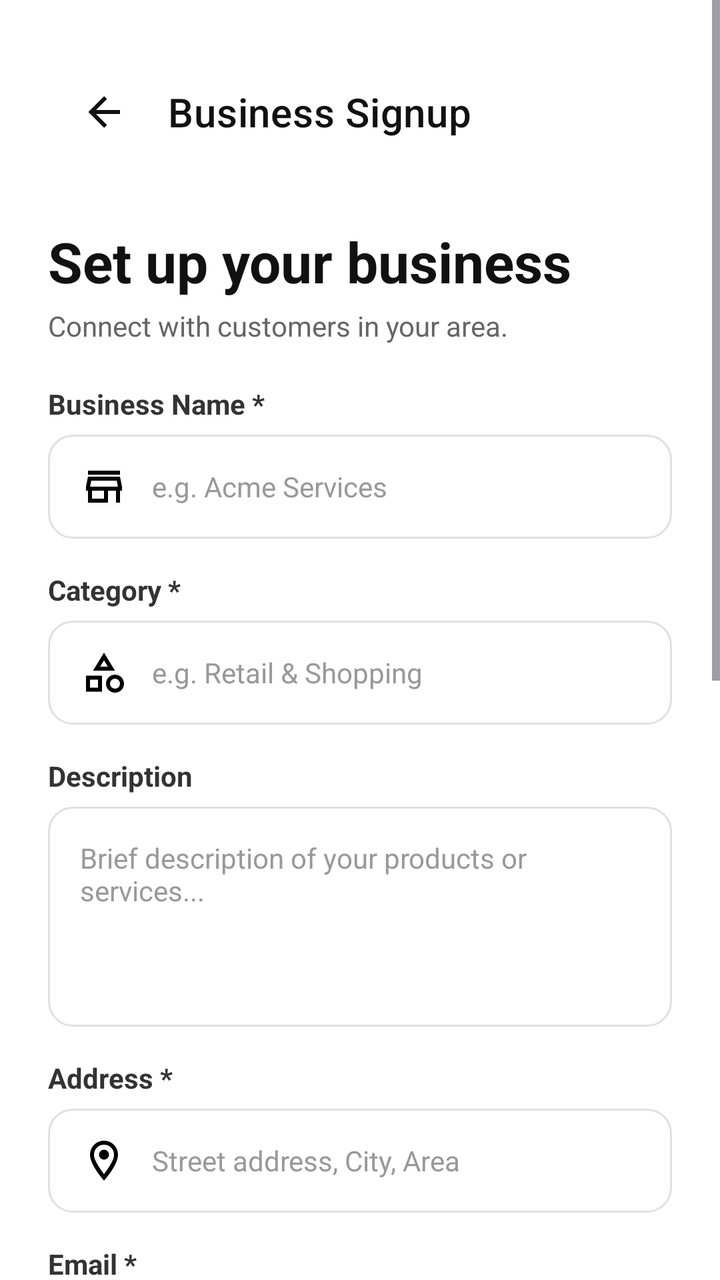
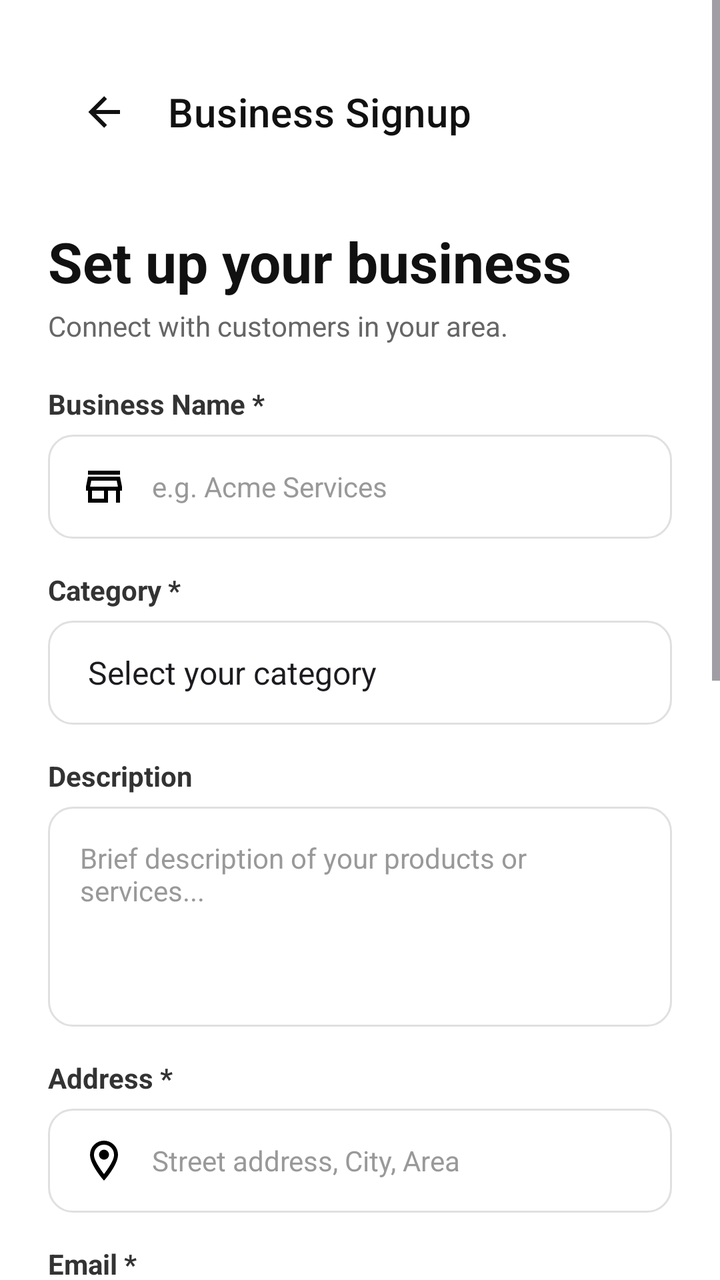

The first picture is an Android layout as it rendered before a commit; the second is the same layout after the commit. The layout source and the unified diff follow.
<!-- AndroidManifest.xml: application theme Theme.GeoConnect -->
<!-- res/layout/activity_business_signup.xml -->
<?xml version="1.0" encoding="utf-8"?>
<ScrollView xmlns:android="http://schemas.android.com/apk/res/android"
    xmlns:app="http://schemas.android.com/apk/res-auto"
    android:layout_width="match_parent"
    android:layout_height="match_parent"
    android:background="#FFFFFF"
    android:fillViewport="true">

    <androidx.constraintlayout.widget.ConstraintLayout
        android:layout_width="match_parent"
        android:layout_height="wrap_content"
        android:padding="24dp">

        
        <TextView
            android:id="@+id/txtHeaderTitle"
            android:layout_width="0dp"
            android:layout_height="wrap_content"
            android:layout_marginTop="24dp"
            android:text="Set up your business"
            android:textColor="#111111"
            android:textSize="28sp"
            android:textStyle="bold"
            app:layout_constraintEnd_toEndOf="parent"
            app:layout_constraintStart_toStartOf="parent"
            app:layout_constraintTop_toBottomOf="@id/toolbar" />

        
        <TextView
            android:id="@+id/txtHeaderSubtitle"
            android:layout_width="0dp"
            android:layout_height="wrap_content"
            android:layout_marginTop="4dp"
            android:text="Connect with customers in your area."
            android:textColor="#666666"
            android:textSize="14sp"
            app:layout_constraintEnd_toEndOf="parent"
            app:layout_constraintStart_toStartOf="parent"
            app:layout_constraintTop_toBottomOf="@id/txtHeaderTitle" />

        <com.google.android.material.appbar.MaterialToolbar
            android:id="@+id/toolbar"
            android:layout_width="0dp"
            android:layout_height="?attr/actionBarSize"
            android:background="@android:color/transparent"
            app:layout_constraintEnd_toEndOf="parent"
            app:layout_constraintHorizontal_bias="0.0"
            app:layout_constraintStart_toStartOf="parent"
            app:layout_constraintTop_toTopOf="parent"
            app:navigationIcon="@drawable/ic_arrow_back"
            app:navigationIconTint="#111111"
            app:title="Business Signup"
            app:titleTextAppearance="@style/TextAppearance.MaterialComponents.Headline6"
            app:titleTextColor="#111111" />

        <TextView
            android:id="@+id/txtErrorMessage"
            android:layout_width="0dp"
            android:layout_height="wrap_content"
            android:layout_marginTop="16dp"
            android:background="#FDE8E8"
            android:padding="12dp"
            android:text="Please fill in all required fields."
            android:textColor="#C53030"
            android:textSize="13sp"
            android:visibility="gone"
            app:layout_constraintEnd_toEndOf="parent"
            app:layout_constraintStart_toStartOf="parent"
            app:layout_constraintTop_toBottomOf="@id/txtHeaderSubtitle" />

        
        <TextView
            android:id="@+id/lblBusinessName"
            android:layout_width="wrap_content"
            android:layout_height="wrap_content"
            android:layout_marginTop="20dp"
            android:text="Business Name *"
            android:textColor="#333333"
            android:textSize="14sp"
            android:textStyle="bold"
            app:layout_constraintStart_toStartOf="parent"
            app:layout_constraintTop_toBottomOf="@id/txtErrorMessage" />

        <EditText
            android:id="@+id/etBusinessName"
            android:layout_width="0dp"
            android:layout_height="52dp"
            android:layout_marginTop="6dp"
            android:background="@drawable/bg_input_field"
            android:drawableStart="@drawable/ic_store"
            android:drawablePadding="12dp"
            android:hint="e.g. Acme Services"
            android:inputType="textCapWords"
            android:paddingHorizontal="16dp"
            android:textColor="#111111"
            android:textColorHint="#999999"
            android:textSize="14sp"
            app:layout_constraintEnd_toEndOf="parent"
            app:layout_constraintStart_toStartOf="parent"
            app:layout_constraintTop_toBottomOf="@id/lblBusinessName" />

        <TextView
            android:id="@+id/lblCategory"
            android:layout_width="wrap_content"
            android:layout_height="wrap_content"
            android:layout_marginTop="16dp"
            android:text="Category *"
            android:textColor="#333333"
            android:textSize="14sp"
            android:textStyle="bold"
            app:layout_constraintStart_toStartOf="parent"
            app:layout_constraintTop_toBottomOf="@id/etBusinessName" />

        <EditText
            android:id="@+id/etCategory"
            android:layout_width="0dp"
            android:layout_height="52dp"
            android:layout_marginTop="6dp"
            android:background="@drawable/bg_input_field"
            android:drawableStart="@drawable/ic_shapes"
            android:drawablePadding="12dp"
            android:hint="e.g. Retail &amp; Shopping"
            android:inputType="textCapWords"
            android:paddingHorizontal="16dp"
            android:textColor="#111111"
            android:textColorHint="#999999"
            android:textSize="14sp"
            app:layout_constraintEnd_toEndOf="parent"
            app:layout_constraintStart_toStartOf="parent"
            app:layout_constraintTop_toBottomOf="@id/lblCategory" />

        
        <TextView
            android:id="@+id/lblAbout"
            android:layout_width="wrap_content"
            android:layout_height="wrap_content"
            android:layout_marginTop="16dp"
            android:text="Description"
            android:textColor="#333333"
            android:textSize="14sp"
            android:textStyle="bold"
            app:layout_constraintStart_toStartOf="parent"
            app:layout_constraintTop_toBottomOf="@id/etCategory" />

        <EditText
            android:id="@+id/etAbout"
            android:layout_width="0dp"
            android:layout_height="110dp"
            android:layout_marginTop="6dp"
            android:background="@drawable/bg_input_field"
            android:gravity="top|start"
            android:hint="Brief description of your products or services..."
            android:inputType="textMultiLine"
            android:padding="16dp"
            android:textColor="#111111"
            android:textColorHint="#999999"
            android:textSize="14sp"
            app:layout_constraintEnd_toEndOf="parent"
            app:layout_constraintStart_toStartOf="parent"
            app:layout_constraintTop_toBottomOf="@id/lblAbout" />

        
        <TextView
            android:id="@+id/lblAddress"
            android:layout_width="wrap_content"
            android:layout_height="wrap_content"
            android:layout_marginTop="16dp"
            android:text="Address *"
            android:textColor="#333333"
            android:textSize="14sp"
            android:textStyle="bold"
            app:layout_constraintStart_toStartOf="parent"
            app:layout_constraintTop_toBottomOf="@id/etAbout" />

        <EditText
            android:id="@+id/etAddress"
            android:layout_width="0dp"
            android:layout_height="52dp"
            android:layout_marginTop="6dp"
            android:background="@drawable/bg_input_field"
            android:drawableStart="@drawable/ic_location"
            android:drawablePadding="12dp"
            android:hint="Street address, City, Area"
            android:inputType="textPostalAddress"
            android:paddingHorizontal="16dp"
            android:textColor="#111111"
            android:textColorHint="#999999"
            android:textSize="14sp"
            app:layout_constraintEnd_toEndOf="parent"
            app:layout_constraintStart_toStartOf="parent"
            app:layout_constraintTop_toBottomOf="@id/lblAddress" />

        
        <TextView
            android:id="@+id/lblBusinessEmail"
            android:layout_width="wrap_content"
            android:layout_height="wrap_content"
            android:layout_marginTop="16dp"
            android:text="Email *"
            android:textColor="#333333"
            android:textSize="14sp"
            android:textStyle="bold"
            app:layout_constraintStart_toStartOf="parent"
            app:layout_constraintTop_toBottomOf="@id/etAddress" />

        <EditText
            android:id="@+id/etBusinessEmail"
            android:layout_width="0dp"
            android:layout_height="52dp"
            android:layout_marginTop="6dp"
            android:background="@drawable/bg_input_field"
            android:drawableStart="@drawable/ic_email"
            android:drawablePadding="12dp"
            android:hint="contact@business.com"
            android:inputType="textEmailAddress"
            android:paddingHorizontal="16dp"
            android:textColor="#111111"
            android:textColorHint="#999999"
            android:textSize="14sp"
            app:layout_constraintEnd_toEndOf="parent"
            app:layout_constraintStart_toStartOf="parent"
            app:layout_constraintTop_toBottomOf="@id/lblBusinessEmail" />

        
        <TextView
            android:id="@+id/lblContactNumber"
            android:layout_width="wrap_content"
            android:layout_height="wrap_content"
            android:layout_marginTop="16dp"
            android:text="Phone *"
            android:textColor="#333333"
            android:textSize="14sp"
            android:textStyle="bold"
            app:layout_constraintStart_toStartOf="parent"
            app:layout_constraintTop_toBottomOf="@id/etBusinessEmail" />

        <EditText
            android:id="@+id/etContactNumber"
            android:layout_width="0dp"
            android:layout_height="52dp"
            android:layout_marginTop="6dp"
            android:background="@drawable/bg_input_field"
            android:drawableStart="@drawable/ic_phone"
            android:drawablePadding="12dp"
            android:hint="+27 00 000 0000"
            android:inputType="phone"
            android:paddingHorizontal="16dp"
            android:textColor="#111111"
            android:textColorHint="#999999"
            android:textSize="14sp"
            app:layout_constraintEnd_toEndOf="parent"
            app:layout_constraintStart_toStartOf="parent"
            app:layout_constraintTop_toBottomOf="@id/lblContactNumber" />

        <TextView
            android:id="@+id/lblWebsite"
            android:layout_width="wrap_content"
            android:layout_height="wrap_content"
            android:layout_marginTop="16dp"
            android:text="Website (Optional)"
            android:textColor="#333333"
            android:textSize="14sp"
            android:textStyle="bold"
            app:layout_constraintStart_toStartOf="parent"
            app:layout_constraintTop_toBottomOf="@id/etContactNumber" />

        <EditText
            android:id="@+id/etWebsite"
            android:layout_width="0dp"
            android:layout_height="52dp"
            android:layout_marginTop="6dp"
            android:background="@drawable/bg_input_field"
            android:drawableStart="@drawable/ic_web"
            android:drawablePadding="12dp"
            android:hint="www.business.com"
            android:inputType="textUri"
            android:paddingHorizontal="16dp"
            android:textColor="#111111"
            android:textColorHint="#999999"
            android:textSize="14sp"
            app:layout_constraintEnd_toEndOf="parent"
            app:layout_constraintStart_toStartOf="parent"
            app:layout_constraintTop_toBottomOf="@id/lblWebsite" />

        
        <TextView
            android:id="@+id/lblPassword"
            android:layout_width="wrap_content"
            android:layout_height="wrap_content"
            android:layout_marginTop="16dp"
            android:text="Password *"
            android:textColor="#333333"
            android:textSize="14sp"
            android:textStyle="bold"
            app:layout_constraintStart_toStartOf="parent"
            app:layout_constraintTop_toBottomOf="@id/etWebsite" />

        <EditText
            android:id="@+id/etPassword"
            android:layout_width="0dp"
            android:layout_height="52dp"
            android:layout_marginTop="6dp"
            android:background="@drawable/bg_input_field"
            android:drawableStart="@drawable/ic_lock"
            android:drawablePadding="12dp"
            android:hint="Create a password"
            android:inputType="textPassword"
            android:paddingHorizontal="16dp"
            android:textColor="#111111"
            android:textColorHint="#999999"
            android:textSize="14sp"
            app:layout_constraintEnd_toEndOf="parent"
            app:layout_constraintStart_toStartOf="parent"
            app:layout_constraintTop_toBottomOf="@id/lblPassword" />

        
        <TextView
            android:id="@+id/lblConfirmPassword"
            android:layout_width="wrap_content"
            android:layout_height="wrap_content"
            android:layout_marginTop="16dp"
            android:text="Confirm Password *"
            android:textColor="#333333"
            android:textSize="14sp"
            android:textStyle="bold"
            app:layout_constraintStart_toStartOf="parent"
            app:layout_constraintTop_toBottomOf="@id/etPassword" />

        <EditText
            android:id="@+id/etConfirmPassword"
            android:layout_width="0dp"
            android:layout_height="52dp"
            android:layout_marginTop="6dp"
            android:background="@drawable/bg_input_field"
            android:drawableStart="@drawable/ic_lock"
            android:drawablePadding="12dp"
            android:hint="Re-enter your password"
            android:inputType="textPassword"
            android:paddingHorizontal="16dp"
            android:textColor="#111111"
            android:textColorHint="#999999"
            android:textSize="14sp"
            app:layout_constraintEnd_toEndOf="parent"
            app:layout_constraintStart_toStartOf="parent"
            app:layout_constraintTop_toBottomOf="@id/lblConfirmPassword" />

        
        <com.google.android.material.button.MaterialButton
            android:id="@+id/btnRegister"
            android:layout_width="0dp"
            android:layout_height="56dp"
            android:layout_marginTop="28dp"
            android:layout_marginBottom="24dp"
            android:text="Signup"
            android:textAllCaps="false"
            android:textColor="@android:color/white"
            android:textSize="16sp"
            app:backgroundTint="#114224"
            app:cornerRadius="28dp"
            app:elevation="0dp"
            app:layout_constraintBottom_toBottomOf="parent"
            app:layout_constraintEnd_toEndOf="parent"
            app:layout_constraintStart_toStartOf="parent"
            app:layout_constraintTop_toBottomOf="@id/etConfirmPassword" />

    </androidx.constraintlayout.widget.ConstraintLayout>
</ScrollView>
<!-- resources referenced by this layout -->
<resources>
  <!-- drawable bg_input_field (drawable) -->
  <?xml version="1.0" encoding="utf-8"?>
  <shape xmlns:android="http://schemas.android.com/apk/res/android"
      android:shape="rectangle">
      <solid android:color="#FFFFFF" />
      <corners android:radius="12dp" />
      <stroke android:width="1dp" android:color="#E0E0E0" />
  </shape>
  <!-- drawable ic_arrow_back (drawable) -->
  <vector xmlns:android="http://schemas.android.com/apk/res/android" android:height="24dp" android:width="24dp" android:viewportWidth="24" android:viewportHeight="24">
      <path android:fillColor="#000000" android:pathData="M20,11V13H8L13.5,18.5L12.08,19.92L4.16,12L12.08,4.08L13.5,5.5L8,11H20Z"/>
  </vector>
  <!-- drawable ic_email (drawable) -->
  <vector xmlns:android="http://schemas.android.com/apk/res/android" android:height="24dp" android:width="24dp" android:viewportWidth="24" android:viewportHeight="24">
      <path android:fillColor="#000000" android:pathData="M22 6C22 4.9 21.1 4 20 4H4C2.9 4 2 4.9 2 6V18C2 19.1 2.9 20 4 20H20C21.1 20 22 19.1 22 18V6M20 6L12 11L4 6H20M20 18H4V8L12 13L20 8V18Z"/>
  </vector>
  <!-- drawable ic_location (drawable) -->
  <vector xmlns:android="http://schemas.android.com/apk/res/android" android:height="24dp" android:width="24dp" android:viewportWidth="24" android:viewportHeight="24">
      <path android:fillColor="#000000" android:pathData="M12,6.5A2.5,2.5 0 0,1 14.5,9A2.5,2.5 0 0,1 12,11.5A2.5,2.5 0 0,1 9.5,9A2.5,2.5 0 0,1 12,6.5M12,2A7,7 0 0,1 19,9C19,14.25 12,22 12,22C12,22 5,14.25 5,9A7,7 0 0,1 12,2M12,4A5,5 0 0,0 7,9C7,10 7,12 12,18.71C17,12 17,10 17,9A5,5 0 0,0 12,4Z"/>
  </vector>
  <!-- drawable ic_lock (drawable) -->
  <vector xmlns:android="http://schemas.android.com/apk/res/android" android:height="24dp" android:width="24dp" android:viewportWidth="24" android:viewportHeight="24">
      <path android:fillColor="#000000" android:pathData="M12,17C10.89,17 10,16.1 10,15C10,13.89 10.89,13 12,13A2,2 0 0,1 14,15A2,2 0 0,1 12,17M18,20V10H6V20H18M18,8A2,2 0 0,1 20,10V20A2,2 0 0,1 18,22H6C4.89,22 4,21.1 4,20V10C4,8.89 4.89,8 6,8H7V6A5,5 0 0,1 12,1A5,5 0 0,1 17,6V8H18M12,3A3,3 0 0,0 9,6V8H15V6A3,3 0 0,0 12,3Z"/>
  </vector>
  <!-- drawable ic_phone (drawable) -->
  <vector xmlns:android="http://schemas.android.com/apk/res/android" android:height="18dp" android:tint="#000000" android:viewportHeight="24" android:viewportWidth="24" android:width="18dp">
        
      <path android:fillColor="@android:color/white" android:pathData="M6.62,10.79c1.44,2.83 3.76,5.14 6.59,6.59l2.2,-2.2c0.27,-0.27 0.67,-0.36 1.02,-0.24 1.12,0.37 2.33,0.57 3.57,0.57 0.55,0 1,0.45 1,1V20c0,0.55 -0.45,1 -1,1 -9.39,0 -17,-7.61 -17,-17 0,-0.55 0.45,-1 1,-1h3.5c0.55,0 1,0.45 1,1 0,1.25 0.2,2.45 0.57,3.57 0.11,0.35 0.03,0.74 -0.25,1.02l-2.2,2.2z"/>
      
  </vector>
  <!-- drawable ic_shapes (drawable) -->
  <vector xmlns:android="http://schemas.android.com/apk/res/android" android:height="24dp" android:width="24dp" android:viewportWidth="24" android:viewportHeight="24">
      <path android:fillColor="#000000" android:pathData="M11,13.5V21.5H3V13.5H11M9,15.5H5V19.5H9V15.5M12,2L17.5,11H6.5L12,2M12,5.86L10.08,9H13.92L12,5.86M17.5,13C20,13 22,15 22,17.5C22,20 20,22 17.5,22C15,22 13,20 13,17.5C13,15 15,13 17.5,13M17.5,15A2.5,2.5 0 0,0 15,17.5A2.5,2.5 0 0,0 17.5,20A2.5,2.5 0 0,0 20,17.5A2.5,2.5 0 0,0 17.5,15Z"/>
  </vector>
  <!-- drawable ic_store (drawable) -->
  <vector xmlns:android="http://schemas.android.com/apk/res/android" android:height="24dp" android:width="24dp" android:viewportWidth="24" android:viewportHeight="24">
      <path android:fillColor="#000000" android:pathData="M18.36 9L18.96 12H5.04L5.64 9H18.36M20 4H4V6H20V4M20 7H4L3 12V14H4V20H14V14H18V20H20V14H21V12L20 7M6 18V14H12V18H6Z"/>
  </vector>
  <style name="Theme.GeoConnect" parent="Base.Theme.GeoConnect" />
  <style name="Base.Theme.GeoConnect" parent="Theme.Material3.DayNight.NoActionBar">
          
          
      </style>
  <!-- unchanged entries left out for length: 1 -->
</resources>

<!-- the commit's change to res/layout/activity_business_signup.xml (unified diff, before → after) -->
@@ -11,7 +11,6 @@
         android:layout_height="wrap_content"
         android:padding="24dp">
 
-        
         <TextView
             android:id="@+id/txtHeaderTitle"
             android:layout_width="0dp"
@@ -25,7 +24,6 @@
             app:layout_constraintStart_toStartOf="parent"
             app:layout_constraintTop_toBottomOf="@id/toolbar" />
 
-        
         <TextView
             android:id="@+id/txtHeaderSubtitle"
             android:layout_width="0dp"
@@ -68,7 +66,6 @@
             app:layout_constraintStart_toStartOf="parent"
             app:layout_constraintTop_toBottomOf="@id/txtHeaderSubtitle" />
 
-        
         <TextView
             android:id="@+id/lblBusinessName"
             android:layout_width="wrap_content"
@@ -111,25 +108,19 @@
             app:layout_constraintStart_toStartOf="parent"
             app:layout_constraintTop_toBottomOf="@id/etBusinessName" />
 
-        <EditText
-            android:id="@+id/etCategory"
-            android:layout_width="0dp"
-            android:layout_height="52dp"
-            android:layout_marginTop="6dp"
-            android:background="@drawable/bg_input_field"
-            android:drawableStart="@drawable/ic_shapes"
-            android:drawablePadding="12dp"
-            android:hint="e.g. Retail &amp; Shopping"
-            android:inputType="textCapWords"
-            android:paddingHorizontal="16dp"
-            android:textColor="#111111"
-            android:textColorHint="#999999"
-            android:textSize="14sp"
+        <Spinner
+            android:id="@+id/spCategory"
+            android:layout_width="0dp"
+            android:layout_height="52dp"
+            android:layout_marginTop="6dp"
+            android:background="@drawable/bg_input_field"
+            android:paddingStart="12dp"
+            android:paddingEnd="12dp"
+            android:entries="@array/business_categories_array"
             app:layout_constraintEnd_toEndOf="parent"
             app:layout_constraintStart_toStartOf="parent"
             app:layout_constraintTop_toBottomOf="@id/lblCategory" />
 
-        
         <TextView
             android:id="@+id/lblAbout"
             android:layout_width="wrap_content"
@@ -140,7 +131,7 @@
             android:textSize="14sp"
             android:textStyle="bold"
             app:layout_constraintStart_toStartOf="parent"
-            app:layout_constraintTop_toBottomOf="@id/etCategory" />
+            app:layout_constraintTop_toBottomOf="@id/spCategory" />
 
         <EditText
             android:id="@+id/etAbout"
@@ -159,7 +150,6 @@
             app:layout_constraintStart_toStartOf="parent"
             app:layout_constraintTop_toBottomOf="@id/lblAbout" />
 
-        
         <TextView
             android:id="@+id/lblAddress"
             android:layout_width="wrap_content"
@@ -190,7 +180,6 @@
             app:layout_constraintStart_toStartOf="parent"
             app:layout_constraintTop_toBottomOf="@id/lblAddress" />
 
-        
         <TextView
             android:id="@+id/lblBusinessEmail"
             android:layout_width="wrap_content"
@@ -221,7 +210,6 @@
             app:layout_constraintStart_toStartOf="parent"
             app:layout_constraintTop_toBottomOf="@id/lblBusinessEmail" />
 
-        
         <TextView
             android:id="@+id/lblContactNumber"
             android:layout_width="wrap_content"
@@ -282,7 +270,6 @@
             app:layout_constraintStart_toStartOf="parent"
             app:layout_constraintTop_toBottomOf="@id/lblWebsite" />
 
-        
         <TextView
             android:id="@+id/lblPassword"
             android:layout_width="wrap_content"
@@ -313,7 +300,6 @@
             app:layout_constraintStart_toStartOf="parent"
             app:layout_constraintTop_toBottomOf="@id/lblPassword" />
 
-        
         <TextView
             android:id="@+id/lblConfirmPassword"
             android:layout_width="wrap_content"
@@ -344,7 +330,6 @@
             app:layout_constraintStart_toStartOf="parent"
             app:layout_constraintTop_toBottomOf="@id/lblConfirmPassword" />
 
-        
         <com.google.android.material.button.MaterialButton
             android:id="@+id/btnRegister"
             android:layout_width="0dp"
<!-- resource entries referenced after the edit -->
@@ -1,5 +1,14 @@
 <!-- resources referenced by this layout -->
 <resources>
+  <string-array name="business_categories_array">
+          <item>Select your category</item>
+          <item>Retail &amp; FMCG</item>
+          <item>Renewable Energy &amp; Back-up Power Solutions</item>
+          <item>Food, Hospitality &amp; Catering</item>
+          <item>Professional &amp; Digital Services</item>
+          <item>Logistics, Delivery &amp; Transportation</item>
+          <item>Personal &amp; Property Maintenance Services</item>
+      </string-array>
   <!-- drawable bg_input_field (drawable) -->
   <?xml version="1.0" encoding="utf-8"?>
   <shape xmlns:android="http://schemas.android.com/apk/res/android"
@@ -30,10 +39,6 @@
       <path android:fillColor="@android:color/white" android:pathData="M6.62,10.79c1.44,2.83 3.76,5.14 6.59,6.59l2.2,-2.2c0.27,-0.27 0.67,-0.36 1.02,-0.24 1.12,0.37 2.33,0.57 3.57,0.57 0.55,0 1,0.45 1,1V20c0,0.55 -0.45,1 -1,1 -9.39,0 -17,-7.61 -17,-17 0,-0.55 0.45,-1 1,-1h3.5c0.55,0 1,0.45 1,1 0,1.25 0.2,2.45 0.57,3.57 0.11,0.35 0.03,0.74 -0.25,1.02l-2.2,2.2z"/>
       
   </vector>
-  <!-- drawable ic_shapes (drawable) -->
-  <vector xmlns:android="http://schemas.android.com/apk/res/android" android:height="24dp" android:width="24dp" android:viewportWidth="24" android:viewportHeight="24">
-      <path android:fillColor="#000000" android:pathData="M11,13.5V21.5H3V13.5H11M9,15.5H5V19.5H9V15.5M12,2L17.5,11H6.5L12,2M12,5.86L10.08,9H13.92L12,5.86M17.5,13C20,13 22,15 22,17.5C22,20 20,22 17.5,22C15,22 13,20 13,17.5C13,15 15,13 17.5,13M17.5,15A2.5,2.5 0 0,0 15,17.5A2.5,2.5 0 0,0 17.5,20A2.5,2.5 0 0,0 20,17.5A2.5,2.5 0 0,0 17.5,15Z"/>
-  </vector>
   <!-- drawable ic_store (drawable) -->
   <vector xmlns:android="http://schemas.android.com/apk/res/android" android:height="24dp" android:width="24dp" android:viewportWidth="24" android:viewportHeight="24">
       <path android:fillColor="#000000" android:pathData="M18.36 9L18.96 12H5.04L5.64 9H18.36M20 4H4V6H20V4M20 7H4L3 12V14H4V20H14V14H18V20H20V14H21V12L20 7M6 18V14H12V18H6Z"/>
